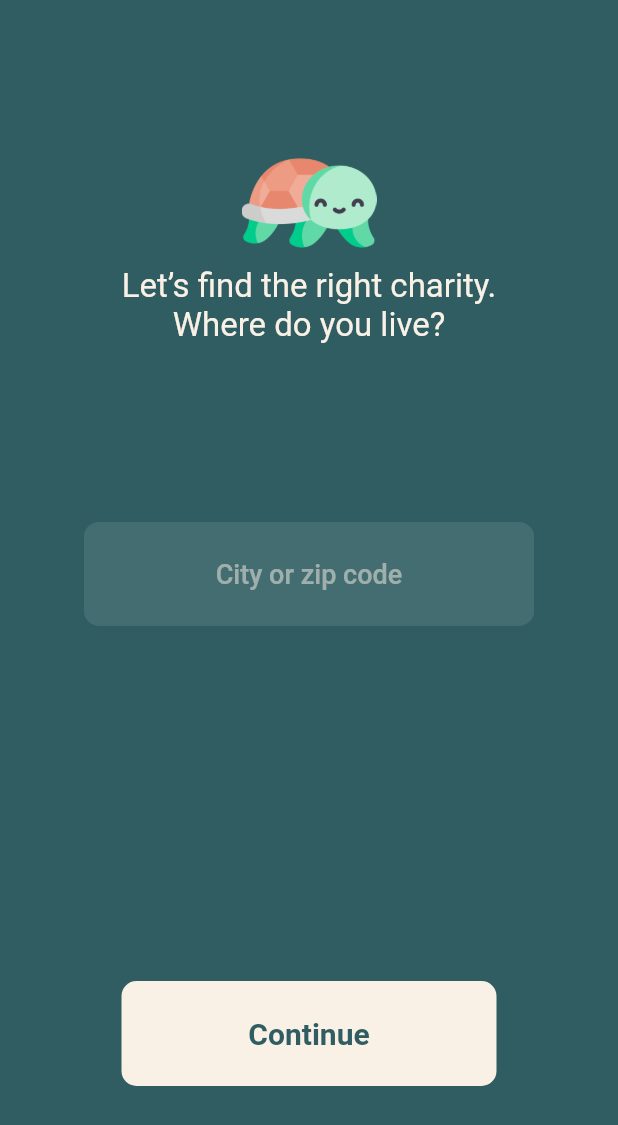
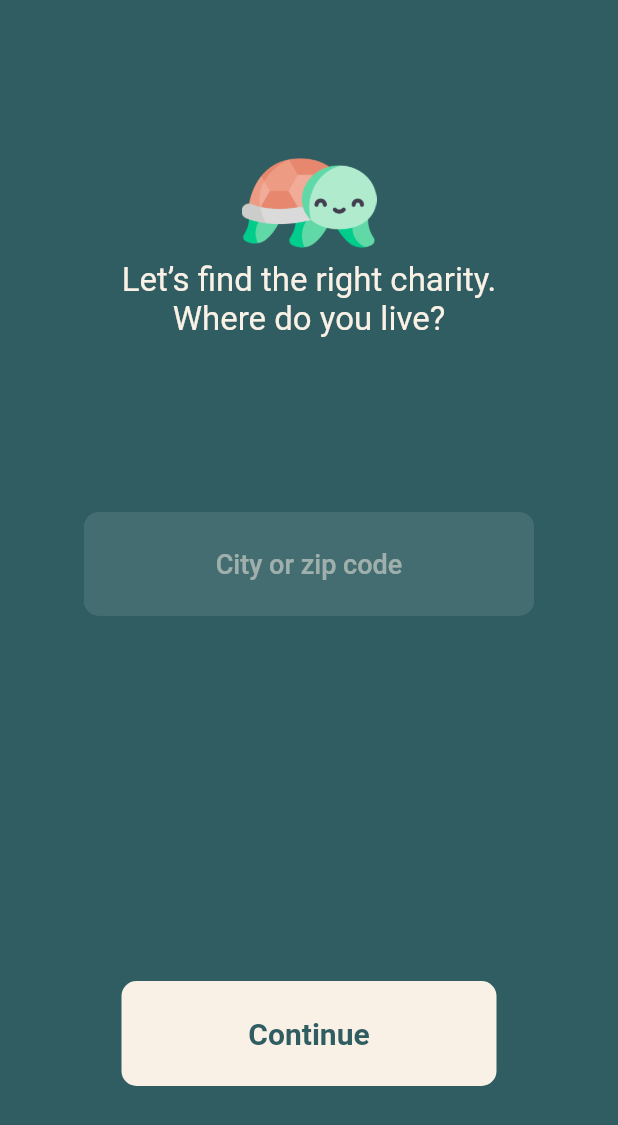
Before and after one commit to luggy-wuggy/oogway, a Flutter app: the screen it shows after launch, swiped to page 3, on a phone screen of 412 x 824 dp. Shown: the top 1125 px of the screen. Run offline on Flutter 3.47's test engine with Material 2 defaults, Android fonts, the phone set to English and light mode, and no system bars; our stand-ins replace chopper, cloud_firestore, firebase_auth, firebase_core, flutter_riverpod, go_router and 4 more; accounts and stored records are empty; generated files the repository leaves out were written again.

Commit message:
feat: wip

```diff
--- a/oogway/lib/src/ui/onboard/widgets/city_view.dart
+++ b/oogway/lib/src/ui/onboard/widgets/city_view.dart
@@ -44,6 +44,7 @@ class _CityViewState extends ConsumerState<CityView> {
           hintText: "City or zip code",
           textEditingController: locationTextController,
         ),
+        const SizedBox(height: 12),
         const Spacer(flex: 4),
         OogwayLongButton(
           title: "Continue",
--- a/oogway/lib/src/ui/onboard/widgets/passion_pills.dart
+++ b/oogway/lib/src/ui/onboard/widgets/passion_pills.dart
@@ -70,7 +70,7 @@ class PassionPills extends StatelessWidget {
         child: Text(
           title,
           style: TextStyle(
-            fontSize: 22,
+            fontSize: 18,
             color: textColor,
           ),
         ),
--- a/oogway/lib/src/ui/onboard/widgets/passion_view.dart
+++ b/oogway/lib/src/ui/onboard/widgets/passion_view.dart
@@ -51,7 +51,7 @@ class PassionView extends ConsumerWidget {
                       .toList(),
                 ),
                 if (passionSelectionController.selectedPassions.isNotEmpty)
-                  const SizedBox(height: 16),
+                  const SizedBox(height: 24),
                 Wrap(
                   spacing: 5,
                   runSpacing: 8,
--- a/oogway/lib/src/ui/widgets/text_field.dart
+++ b/oogway/lib/src/ui/widgets/text_field.dart
@@ -6,13 +6,15 @@ class OogwayTextField extends StatelessWidget {
       {Key? key, required this.hintText, required this.textEditingController})
       : super(key: key);
 
+  static const double textFieldWidth = 300;
+
   final String hintText;
   final TextEditingController textEditingController;
 
   @override
   Widget build(BuildContext context) {
     return SizedBox(
-      width: 300,
+      width: textFieldWidth,
       child: TextField(
         controller: textEditingController,
         style: const TextStyle(
```
